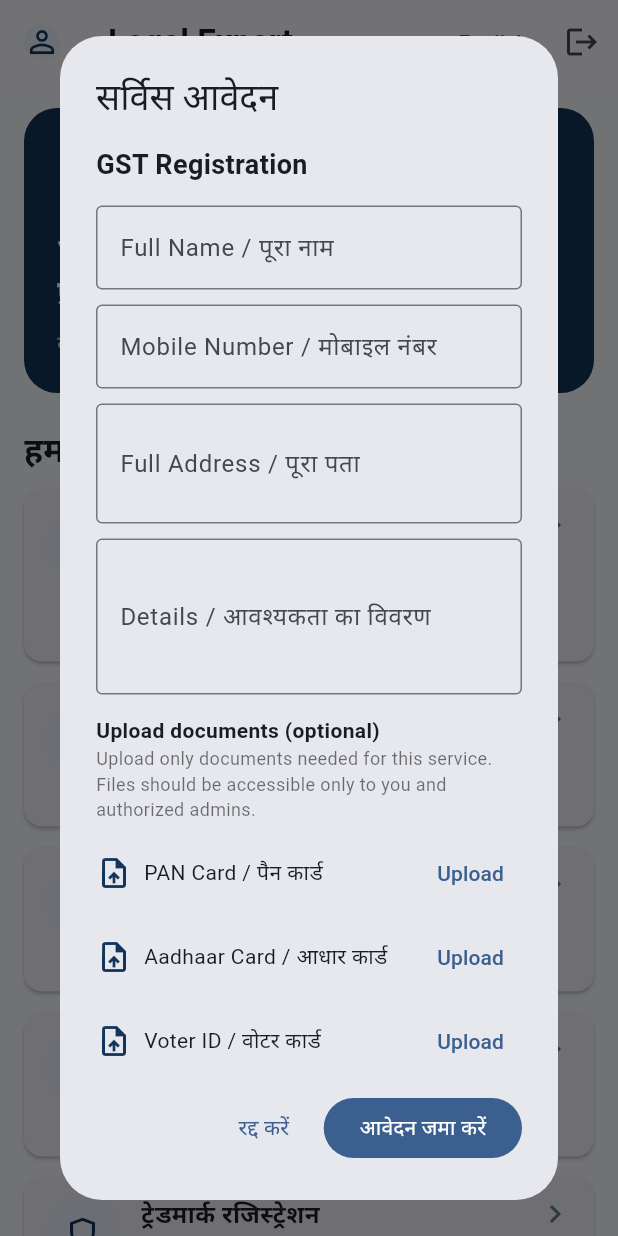
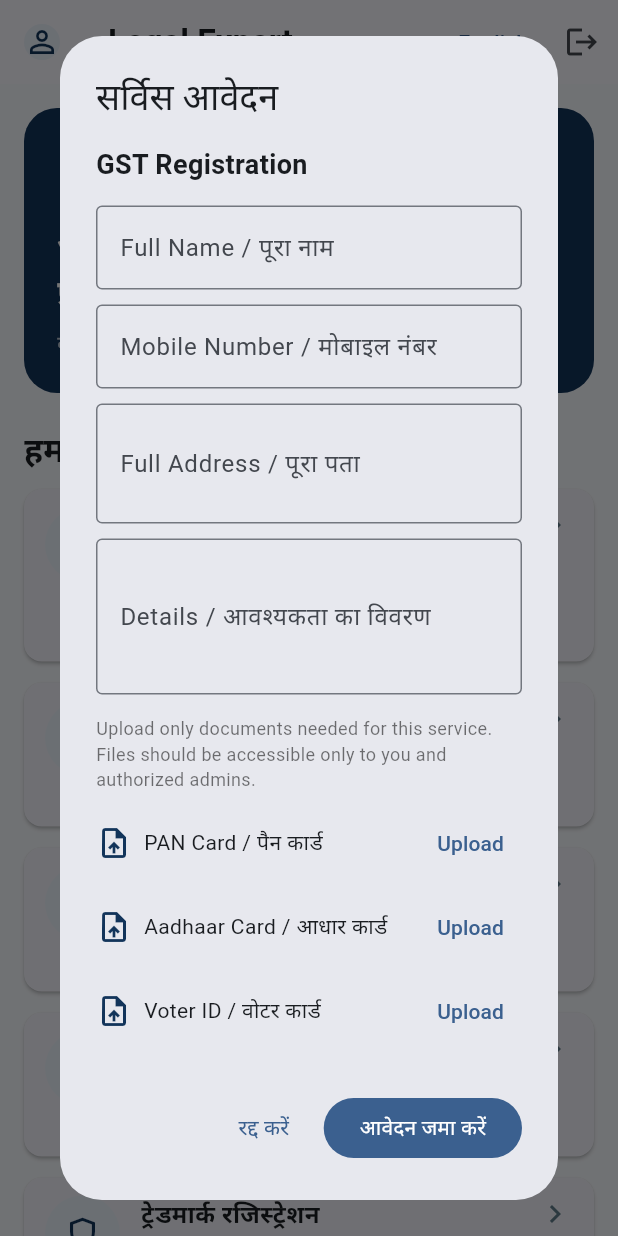
Before and after one commit to calavkushkumar-star/legal-expart, a Flutter app: the screen it shows once a user with an empty profile is signed in, after a tap on "GST रजिस्ट्रेशन", on a phone screen of 412 x 824 dp. Run offline on Flutter 3.47's test engine with Material 3 defaults, Android fonts, the phone set to English and light mode, and no system bars; our stand-ins replace cloud_firestore, firebase_auth, firebase_core, firebase_storage, flutter_svg, image_picker; accounts and stored records are empty.

Commit message:
Begin removing document upload UI from service request form

```diff
--- a/lib/main.dart
+++ b/lib/main.dart
@@ -881,7 +881,7 @@ Future<void> requestService(BuildContext context, String service) async {
             TextFormField(controller: note, maxLines: 3,
               decoration: const InputDecoration(labelText: 'Details / आवश्यकता का विवरण', border: OutlineInputBorder())),
             const SizedBox(height: 14),
-            const Text('Upload documents (optional)', style: TextStyle(fontWeight: FontWeight.bold)),
+            const SizedBox.shrink(),
             const Text('Upload only documents needed for this service. Files should be accessible only to you and authorized admins.', style: TextStyle(fontSize: 12, color: Colors.black54)),
             const SizedBox(height: 10),
             _documentPickerRow('PAN Card / पैन कार्ड', panFile, () async { final x = await pickDocument(); if (x != null) setDialogState(() => panFile = x); }, () => setDialogState(() => panFile = null)),
```
